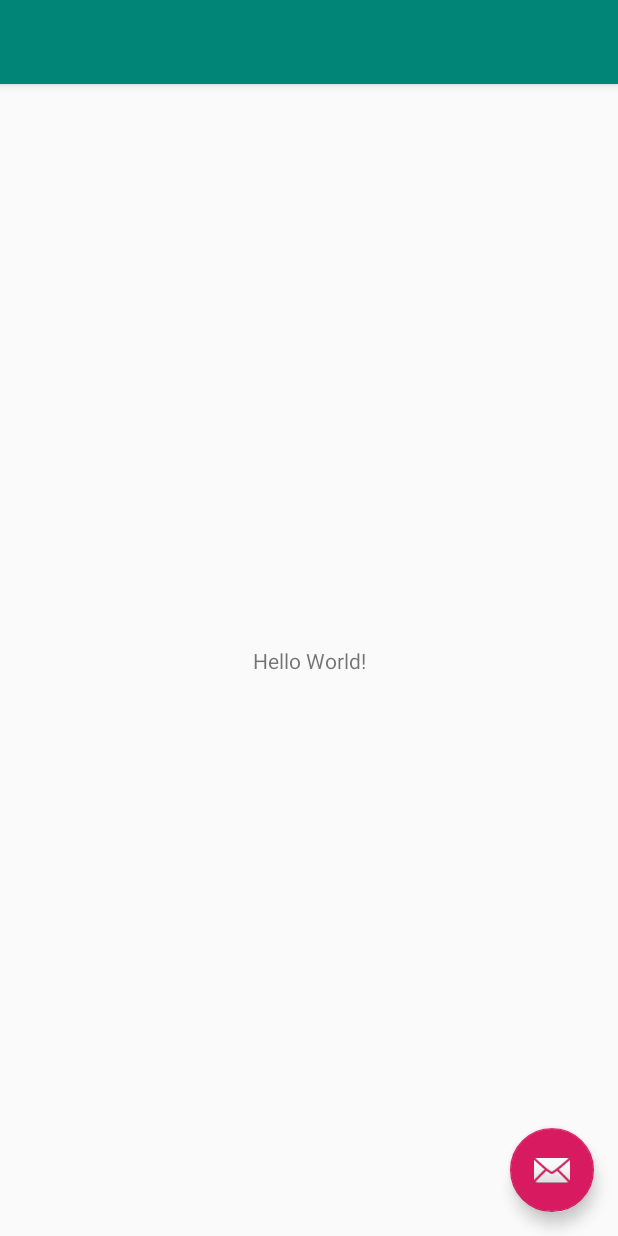
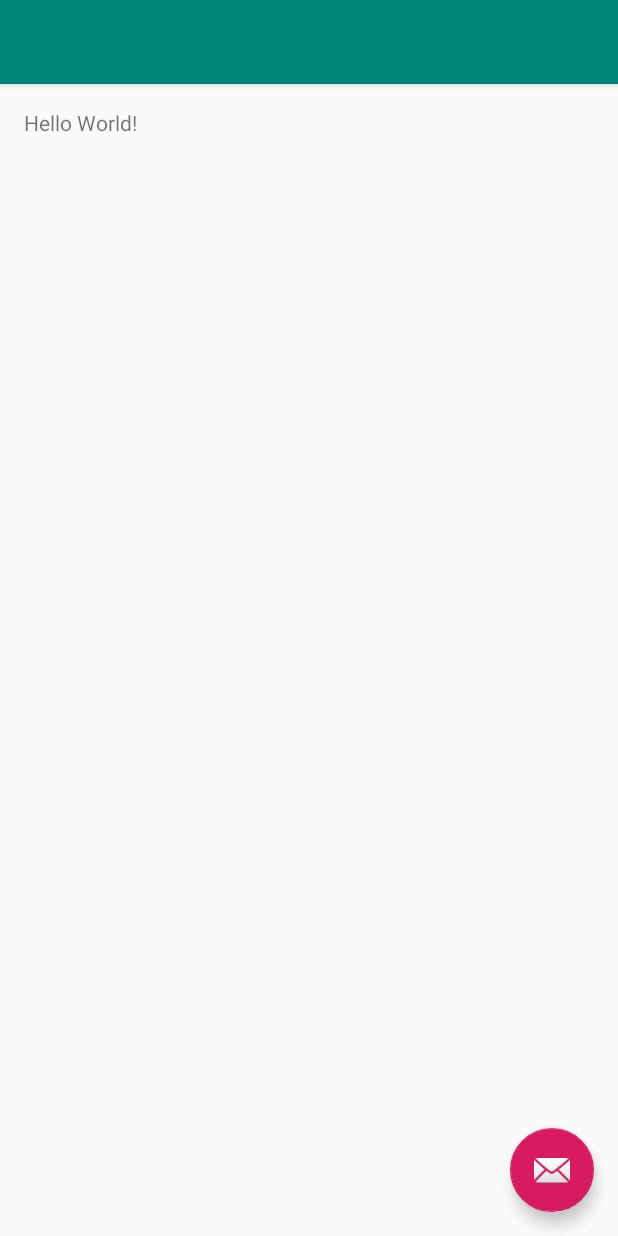
Before and after one commit to ipshitag/SyllabusTrack, an Android app: the layout app_bar_main.xml on its own in the app's theme, with its tools: preview values and no code run, on a phone screen of 412 x 824 dp. Run offline under Robolectric (Android 15) with nearby library versions, the phone set to English and light mode, and no system bars.

Commit message:
resource file

```diff
--- a/app/src/main/AndroidManifest.xml
+++ b/app/src/main/AndroidManifest.xml
@@ -15,9 +15,10 @@
             android:theme="@style/AppTheme.NoActionBar">
             <intent-filter>
                 <action android:name="android.intent.action.MAIN" />
-
                 <category android:name="android.intent.category.LAUNCHER" />
             </intent-filter>
+
+
         </activity>
     </application>
 
--- a/app/src/main/res/layout/content_main.xml
+++ b/app/src/main/res/layout/content_main.xml
@@ -1,22 +1,25 @@
 <?xml version="1.0" encoding="utf-8"?>
-
-<androidx.constraintlayout.widget.ConstraintLayout xmlns:android="http://schemas.android.com/apk/res/android"
+<RelativeLayout xmlns:android="http://schemas.android.com/apk/res/android"
     xmlns:app="http://schemas.android.com/apk/res-auto"
     xmlns:tools="http://schemas.android.com/tools"
-    android:id="@+id/content_main"
     android:layout_width="match_parent"
     android:layout_height="match_parent"
+    android:paddingBottom="@dimen/activity_vertical_margin"
+    android:paddingLeft="@dimen/activity_horizontal_margin"
+    android:paddingRight="@dimen/activity_horizontal_margin"
+    android:paddingTop="@dimen/activity_vertical_margin"
     app:layout_behavior="@string/appbar_scrolling_view_behavior"
-    tools:context=".MainActivity"
+    tools:context="MainActivity"
     tools:showIn="@layout/app_bar_main">
 
+    <FrameLayout
+        android:id="@+id/content_frame"
+        android:layout_width="match_parent"
+        android:layout_height="match_parent">
     <TextView
         android:layout_width="wrap_content"
         android:layout_height="wrap_content"
-        android:text="Hello World!"
-        app:layout_constraintBottom_toBottomOf="parent"
-        app:layout_constraintLeft_toLeftOf="parent"
-        app:layout_constraintRight_toRightOf="parent"
-        app:layout_constraintTop_toTopOf="parent" />
+        android:text="Hello World!" />
+    </FrameLayout>
 
-</androidx.constraintlayout.widget.ConstraintLayout>
+</RelativeLayout>
```
Also changed, not shown: app/src/main/java/com/example/sidedrawer/MainActivity.java (+31 -2 lines).
